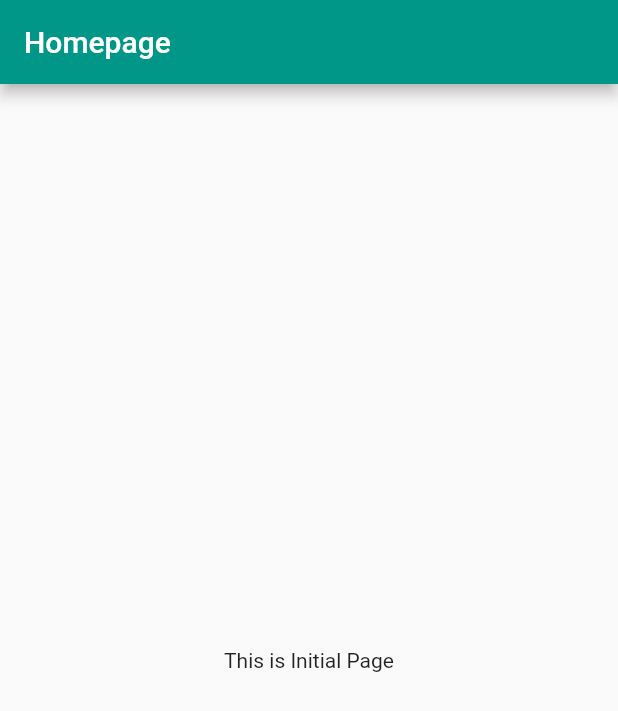
After one commit to yoesuv/Flutter-App-Modular, a Flutter app: the screen it shows after launch, on a phone screen of 412 x 824 dp. The commit adds this screen. Shown: the top 711 px of the screen. Run offline on Flutter 3.47's test engine with Material 2 defaults, Android fonts, the phone set to English and light mode, and no system bars; our stand-ins replace flutter_modular.

Commit message:
:tractor: setup package

```diff
--- /dev/null
+++ b/lib/src/app.dart
@@ -0,0 +1,20 @@
+import 'package:flutter/material.dart';
+import 'package:flutter_app_modular/src/feature/home/screens/home_screen.dart';
+import 'package:flutter_modular/flutter_modular.dart';
+
+class MyApp extends StatelessWidget {
+
+  const MyApp({Key? key}) : super(key: key);
+
+  @override
+  Widget build(BuildContext context) {
+    return MaterialApp(
+      title: 'Flutter Demo',
+      theme: ThemeData(
+        primarySwatch: Colors.teal,
+      ),
+      home: const HomeScreen(),
+    ).modular();
+  }
+
+}
--- /dev/null
+++ b/lib/src/feature/home/screens/home_screen.dart
@@ -0,0 +1,17 @@
+import 'package:flutter/material.dart';
+
+class HomeScreen extends StatelessWidget {
+
+  const HomeScreen({Key? key}) : super(key: key);
+
+  @override
+  Widget build(BuildContext context) {
+    return Scaffold(
+      appBar: AppBar(title: const Text('Homepage')),
+      body: const Center(
+        child: Text('This is Initial Page'),
+      ),
+    );
+  }
+
+}
```
Also changed, not shown: lib/main.dart (+3 -44 lines), lib/src/feature/home/home_module.dart (added, +13 -0 lines).
